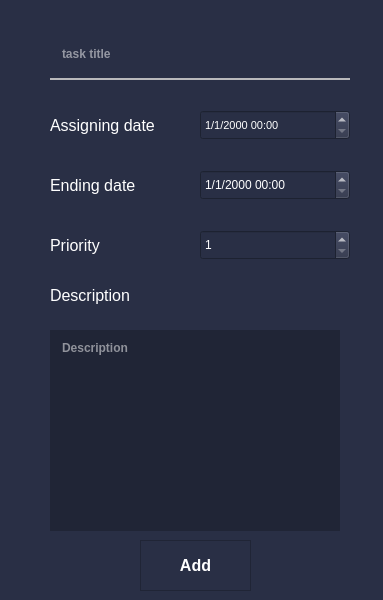
Above: ETM/AddTask.ui from yusufnasserdev/Employees-Task-Manager before the change. Below: the same form after it.
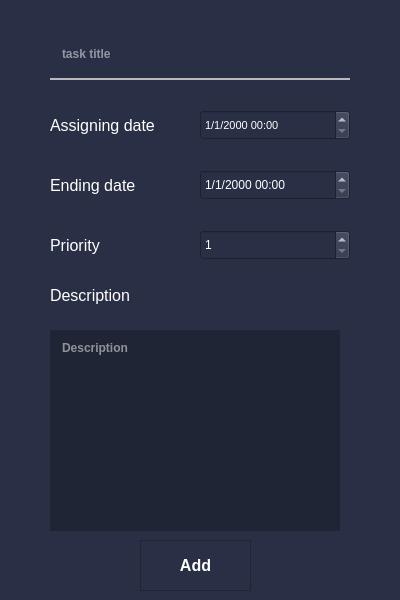
That is the form after the change. Icons and pictures are not drawn.

What changed in the file:
```diff
--- a/ETM/AddTask.ui
+++ b/ETM/AddTask.ui
@@ -9,7 +9,7 @@
    <rect>
     <x>0</x>
     <y>0</y>
-    <width>383</width>
+    <width>400</width>
     <height>600</height>
    </rect>
   </property>
```
